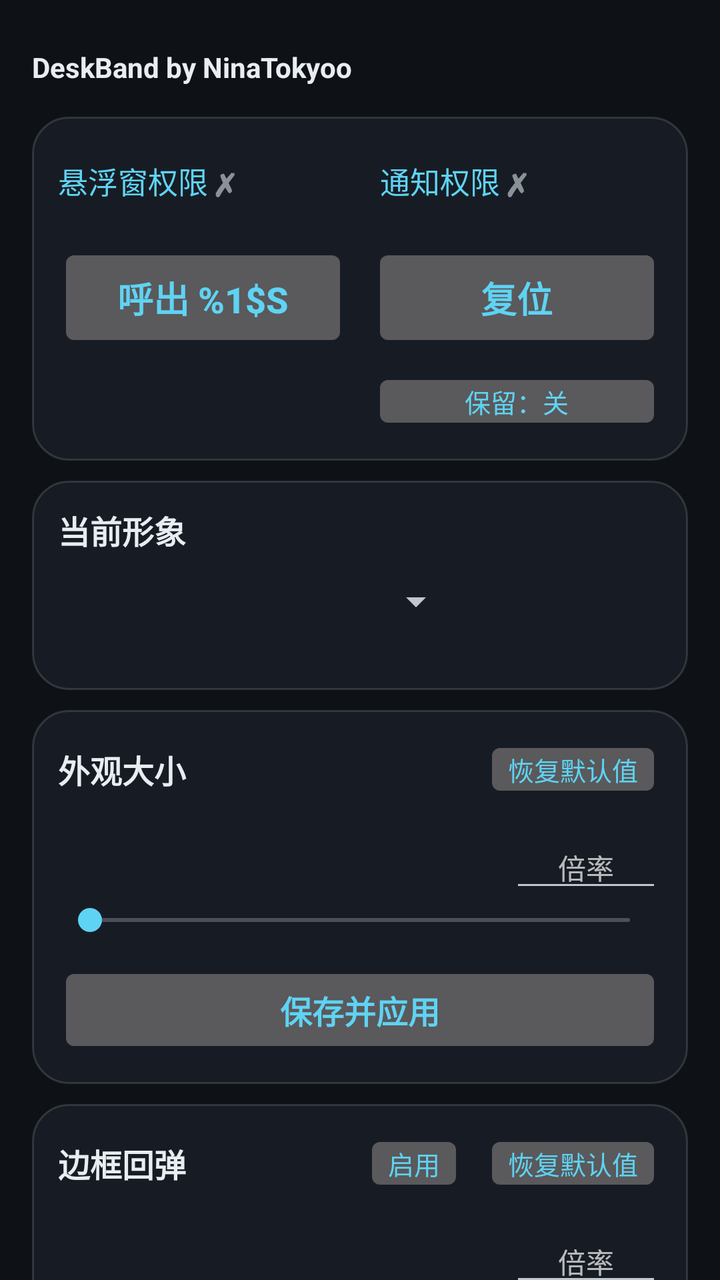
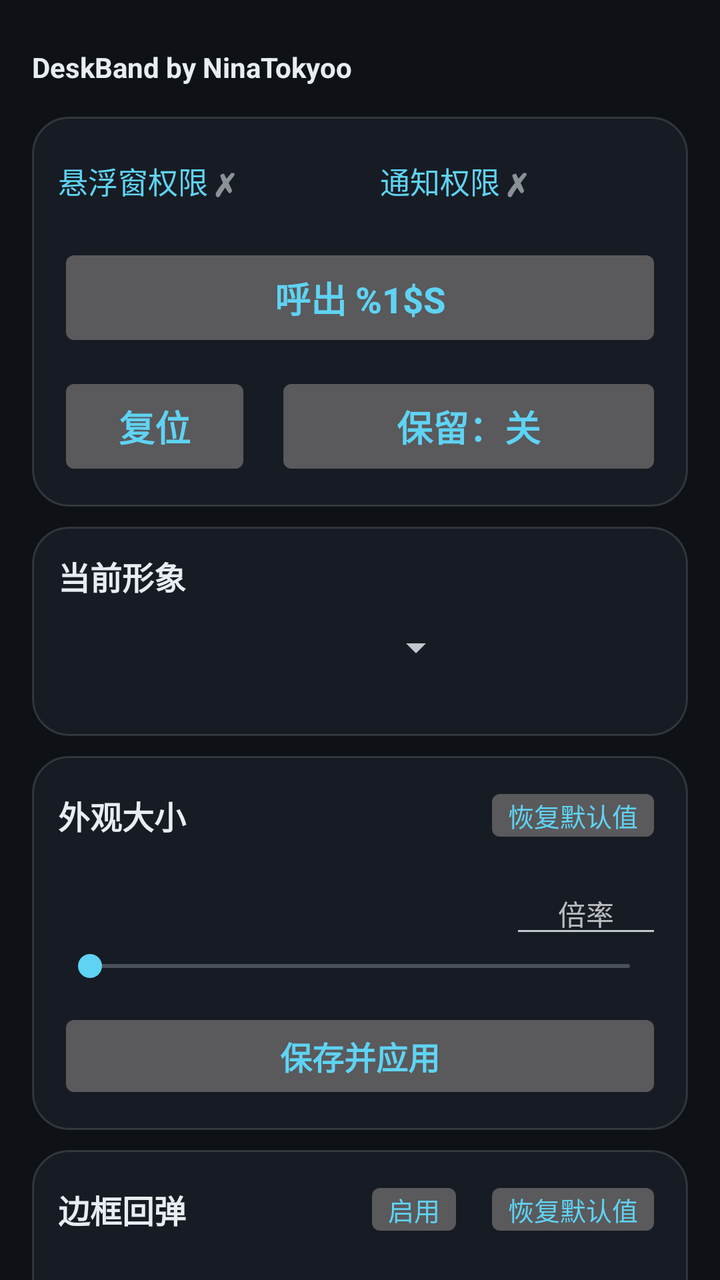

An Android layout rendered at two revisions. The XML below is the earlier revision; the diff shows what the commit changed to produce the second picture.
<!-- AndroidManifest.xml: application theme AppTheme -->
<!-- res/layout/activity_main.xml -->
<?xml version="1.0" encoding="utf-8"?>
<ScrollView xmlns:android="http://schemas.android.com/apk/res/android"
    android:id="@+id/root"
    android:layout_width="match_parent"
    android:layout_height="match_parent"
    android:fillViewport="true"
    android:background="@color/bg"
    android:overScrollMode="ifContentScrolls"
    android:scrollbarAlwaysDrawVerticalTrack="false"
    android:scrollbars="none">

    <LinearLayout
        android:layout_width="match_parent"
        android:layout_height="wrap_content"
        android:orientation="vertical"
        android:paddingTop="8dp"
        android:paddingBottom="28dp">

        
        <TextView
            android:id="@+id/txtTitle"
            android:layout_width="match_parent"
            android:layout_height="wrap_content"
            android:layout_marginStart="16dp"
            android:layout_marginEnd="16dp"
            android:layout_marginTop="18dp"
            android:layout_marginBottom="6dp"
            android:maxLines="1"
            android:includeFontPadding="false"
            android:text="@string/ui_title"
            android:textColor="@color/text_primary"
            android:textStyle="bold" />

        
        <LinearLayout style="@style/Card" android:tag="card" android:layout_marginStart="16dp" android:layout_marginEnd="16dp">

            
            <LinearLayout
                android:layout_width="match_parent"
                android:layout_height="wrap_content"
                android:orientation="horizontal"
                android:baselineAligned="false">

                <LinearLayout
                    android:id="@+id/rowOverlay"
                    android:layout_width="0dp"
                    android:layout_height="wrap_content"
                    android:layout_weight="1"
                    android:orientation="horizontal"
                    android:gravity="center_vertical"
                    android:background="?android:attr/selectableItemBackground"
                    android:paddingTop="8dp"
                    android:paddingBottom="8dp">

                    <TextView
                        android:id="@+id/txtPermOverlay"
                        android:layout_width="wrap_content"
                        android:layout_height="wrap_content"
                        android:maxLines="1"
                        android:ellipsize="end"
                        android:text="@string/perm_overlay"
                        android:textColor="@color/accent"
                        android:textSize="15sp" />

                    <TextView
                        android:id="@+id/markOverlay"
                        android:layout_width="wrap_content"
                        android:layout_height="wrap_content"
                        android:layout_marginStart="3dp"
                        android:textSize="16sp"
                        android:textStyle="bold"
                        android:text="@string/perm_missing_mark" />
                </LinearLayout>

                <LinearLayout
                    android:id="@+id/rowNotify"
                    android:layout_width="0dp"
                    android:layout_height="wrap_content"
                    android:layout_weight="1"
                    android:layout_marginStart="20dp"
                    android:orientation="horizontal"
                    android:gravity="center_vertical"
                    android:background="?android:attr/selectableItemBackground"
                    android:paddingTop="8dp"
                    android:paddingBottom="8dp">

                    <TextView
                        android:id="@+id/txtPermNotify"
                        android:layout_width="wrap_content"
                        android:layout_height="wrap_content"
                        android:maxLines="1"
                        android:ellipsize="end"
                        android:text="@string/perm_notify"
                        android:textColor="@color/accent"
                        android:textSize="15sp" />

                    <TextView
                        android:id="@+id/markNotify"
                        android:layout_width="wrap_content"
                        android:layout_height="wrap_content"
                        android:layout_marginStart="3dp"
                        android:textSize="16sp"
                        android:textStyle="bold"
                        android:text="@string/perm_missing_mark" />
                </LinearLayout>
            </LinearLayout>

            
            <LinearLayout
                android:layout_width="match_parent"
                android:layout_height="wrap_content"
                android:layout_marginTop="12dp"
                android:orientation="horizontal"
                android:baselineAligned="false">

                <LinearLayout
                    android:layout_width="0dp"
                    android:layout_height="wrap_content"
                    android:layout_weight="1"
                    android:orientation="vertical">

                    <Button
                        android:id="@+id/btnToggle"
                        style="@style/BigButton"
                        android:layout_marginTop="0dp"
                        android:maxLines="1"
                        android:ellipsize="end"
                        android:text="@string/btn_summon" />
                </LinearLayout>

                <LinearLayout
                    android:layout_width="0dp"
                    android:layout_height="wrap_content"
                    android:layout_weight="1"
                    android:layout_marginStart="12dp"
                    android:orientation="vertical">

                    <Button
                        android:id="@+id/btnReset"
                        style="@style/BigButton"
                        android:layout_marginTop="0dp"
                        android:maxLines="1"
                        android:text="@string/btn_reset" />

                    <Button
                        android:id="@+id/btnResetKeep"
                        style="@style/CardAction"
                        android:layout_width="match_parent"
                        android:layout_marginStart="0dp"
                        android:layout_marginTop="8dp"
                        android:maxLines="1"
                        android:ellipsize="end"
                        android:gravity="center"
                        android:text="@string/reset_keep_off" />
                </LinearLayout>
            </LinearLayout>
        </LinearLayout>

        
        <LinearLayout
            style="@style/Card"
            android:tag="card"
            android:padding="0dp"
            android:clipToOutline="true"
            android:layout_marginStart="16dp"
            android:layout_marginEnd="16dp">

            <FrameLayout
                android:layout_width="match_parent"
                android:layout_height="wrap_content">

                <LinearLayout
                    android:layout_width="match_parent"
                    android:layout_height="wrap_content"
                    android:orientation="vertical"
                    android:padding="13dp">

                    <TextView
                        style="@style/CardTitle"
                        android:text="@string/section_skin" />

                    <Spinner
                        android:id="@+id/spinnerSkin"
                        android:layout_width="match_parent"
                        android:layout_height="wrap_content"
                        android:layout_marginTop="12dp"
                        android:layout_marginEnd="99dp"
                        android:popupAnimationStyle="@style/SpinnerPopupAnim" />
                </LinearLayout>

                
                <ImageView
                    android:id="@+id/imgCornerPreview"
                    android:layout_width="104dp"
                    android:layout_height="104dp"
                    android:layout_gravity="end|bottom"
                    android:layout_marginEnd="0.75dp"
                    android:layout_marginBottom="0.75dp"
                    android:scaleType="matrix"
                    android:clickable="false"
                    android:focusable="false"
                    android:importantForAccessibility="no" />
            </FrameLayout>
        </LinearLayout>

        
        <LinearLayout style="@style/Card" android:tag="card" android:layout_marginStart="16dp" android:layout_marginEnd="16dp">

            <LinearLayout style="@style/CardTitleRow">

                <TextView
                    style="@style/CardTitle"
                    android:layout_width="0dp"
                    android:layout_weight="1"
                    android:text="@string/section_look" />

                <Button
                    android:id="@+id/btnResetSize"
                    style="@style/CardAction"
                    android:text="@string/restore_default" />
            </LinearLayout>

            
            <LinearLayout
                android:layout_width="match_parent"
                android:layout_height="wrap_content"
                android:layout_marginTop="12dp"
                android:orientation="horizontal"
                android:gravity="center_vertical">

                <TextView
                    android:id="@+id/txtSize"
                    android:layout_width="0dp"
                    android:layout_height="wrap_content"
                    android:layout_weight="1"
                    android:maxLines="1"
                    android:ellipsize="end"
                    android:textColor="@color/text_secondary"
                    android:textSize="13sp" />

                <EditText
                    android:id="@+id/editSize"
                    android:layout_width="76dp"
                    android:layout_height="wrap_content"
                    android:layout_marginStart="10dp"
                    android:inputType="numberDecimal"
                    android:imeOptions="actionDone"
                    android:maxLength="5"
                    android:textSize="14sp"
                    android:gravity="center"
                    android:hint="@string/size_input" />
            </LinearLayout>

            <SeekBar
                android:id="@+id/seekSize"
                android:layout_width="match_parent"
                android:layout_height="wrap_content" />

            <Button
                android:id="@+id/btnSaveSize"
                style="@style/PrimaryButton"
                android:text="@string/save_apply" />
        </LinearLayout>

        
        <LinearLayout style="@style/Card" android:tag="card" android:layout_marginStart="16dp" android:layout_marginEnd="16dp">

            <LinearLayout style="@style/CardTitleRow">

                <TextView
                    style="@style/CardTitle"
                    android:layout_width="0dp"
                    android:layout_weight="1"
                    android:text="@string/section_bounce" />

                
                <Button
                    android:id="@+id/btnBounceToggle"
                    style="@style/CardAction"
                    android:text="@string/bounce_on" />

                <Button
                    android:id="@+id/btnResetBounce"
                    style="@style/CardAction"
                    android:text="@string/restore_default" />
            </LinearLayout>

            
            <LinearLayout
                android:layout_width="match_parent"
                android:layout_height="wrap_content"
                android:layout_marginTop="12dp"
                android:orientation="horizontal"
                android:gravity="center_vertical">

                <TextView
                    android:id="@+id/txtBounceAmp"
                    android:layout_width="0dp"
                    android:layout_height="wrap_content"
                    android:layout_weight="1"
                    android:maxLines="1"
                    android:ellipsize="end"
                    android:textColor="@color/text_secondary"
                    android:textSize="13sp" />

                <EditText
                    android:id="@+id/editBounceAmp"
                    android:layout_width="76dp"
                    android:layout_height="wrap_content"
                    android:layout_marginStart="10dp"
                    android:inputType="numberDecimal"
                    android:imeOptions="actionDone"
                    android:maxLength="5"
                    android:textSize="14sp"
                    android:gravity="center"
                    android:hint="@string/bounce_amp_input" />
            </LinearLayout>

            <SeekBar
                android:id="@+id/seekBounceAmp"
                android:layout_width="match_parent"
                android:layout_height="wrap_content" />

            
            <LinearLayout
                android:layout_width="match_parent"
                android:layout_height="wrap_content"
                android:layout_marginTop="8dp"
                android:orientation="horizontal"
                android:gravity="center_vertical">

                <TextView
                    android:id="@+id/txtBounceMs"
                    android:layout_width="0dp"
                    android:layout_height="wrap_content"
                    android:layout_weight="1"
                    android:maxLines="1"
                    android:ellipsize="end"
                    android:textColor="@color/text_secondary"
                    android:textSize="13sp" />

                <EditText
                    android:id="@+id/editBounceMs"
                    android:layout_width="76dp"
                    android:layout_height="wrap_content"
                    android:layout_marginStart="10dp"
                    android:inputType="numberDecimal"
                    android:imeOptions="actionDone"
                    android:maxLength="5"
                    android:textSize="14sp"
                    android:gravity="center"
                    android:hint="@string/bounce_ms_input" />
            </LinearLayout>

            <SeekBar
                android:id="@+id/seekBounceMs"
                android:layout_width="match_parent"
                android:layout_height="wrap_content" />

            <Button
                android:id="@+id/btnSaveBounce"
                style="@style/PrimaryButton"
                android:text="@string/save_apply" />
        </LinearLayout>

        
        <LinearLayout style="@style/Card" android:tag="card" android:layout_marginStart="16dp" android:layout_marginEnd="16dp">

            <TextView
                style="@style/CardTitle"
                android:text="@string/section_notify" />

            <EditText
                android:id="@+id/editNotify"
                android:layout_width="match_parent"
                android:layout_height="wrap_content"
                android:layout_marginTop="12dp"
                android:inputType="text"
                android:imeOptions="actionDone"
                android:maxLength="40"
                android:maxLines="2"
                android:textSize="15sp"
                android:hint="@string/notify_input" />

            <TextView
                android:id="@+id/txtNotifyCount"
                android:layout_width="match_parent"
                android:layout_height="wrap_content"
                android:layout_marginTop="4dp"
                android:textColor="@color/text_secondary"
                android:textSize="12sp" />

            <Button
                android:id="@+id/btnSaveNotify"
                style="@style/PrimaryButton"
                android:layout_marginTop="10dp"
                android:text="@string/save_apply" />
        </LinearLayout>

        
        <LinearLayout
            style="@style/Card"
            android:tag="card"
            android:layout_marginStart="16dp"
            android:layout_marginEnd="16dp">

            <TextView
                style="@style/CardTitle"
                android:text="@string/section_theme" />

            <Spinner
                android:id="@+id/spinnerTheme"
                android:layout_width="match_parent"
                android:layout_height="wrap_content"
                android:layout_marginTop="12dp"
                android:popupAnimationStyle="@style/SpinnerPopupAnim" />
        </LinearLayout>
    </LinearLayout>
</ScrollView>
<!-- resources referenced by this layout -->
<resources>
  <color name="accent">#5FD3F3</color>
  <color name="bg">#0E1116</color>
  <color name="text_primary">#E8EDF2</color>
  <color name="text_secondary">#93A1B0</color>
  <string name="bounce_amp_input">倍率</string>
  <string name="bounce_ms_input">倍率</string>
  <string name="bounce_on">启用</string>
  <string name="btn_reset">复位</string>
  <string name="btn_summon">呼出 %1$s</string>
  <string name="notify_input">留空使用默认文案</string>
  <string name="perm_missing_mark">✗</string>
  <string name="perm_notify">通知权限</string>
  <string name="perm_overlay">悬浮窗权限</string>
  <string name="reset_keep_off">保留：关</string>
  <string name="restore_default">恢复默认值</string>
  <string name="save_apply">保存并应用</string>
  <string name="section_bounce">边框回弹</string>
  <string name="section_look">外观大小</string>
  <string name="section_notify">通知栏内容</string>
  <string name="section_skin">当前形象</string>
  <string name="section_theme">外观模式</string>
  <string name="size_input">倍率</string>
  <string name="ui_title">DeskBand by NinaTokyoo</string>
  <style name="BigButton" parent="PrimaryButton">
          <item name="android:textSize">18sp</item>
          <item name="android:paddingTop">14dp</item>
          <item name="android:paddingBottom">14dp</item>
          <item name="android:layout_marginTop">12dp</item>
      </style>
  <style name="Card">
          <item name="android:layout_width">match_parent</item>
          <item name="android:layout_height">wrap_content</item>
          <item name="android:orientation">vertical</item>
          <item name="android:background">@drawable/card_bg</item>
          <item name="android:padding">13dp</item>
          <item name="android:layout_marginTop">10dp</item>
      </style>
  <style name="CardTitle">
          <item name="android:layout_width">wrap_content</item>
          <item name="android:layout_height">wrap_content</item>
          <item name="android:textColor">@color/text_primary</item>
          <item name="android:textSize">16sp</item>
          <item name="android:textStyle">bold</item>
      </style>
  <style name="CardTitleRow">
          <item name="android:layout_width">match_parent</item>
          <item name="android:layout_height">wrap_content</item>
          <item name="android:orientation">horizontal</item>
          <item name="android:gravity">center_vertical</item>
      </style>
  <style name="PrimaryButton">
          <item name="android:layout_width">match_parent</item>
          <item name="android:layout_height">wrap_content</item>
          <item name="android:layout_marginTop">12dp</item>
          <item name="android:textColor">@color/accent</item>
          <item name="android:textSize">16sp</item>
          <item name="android:textStyle">bold</item>
          <item name="android:paddingTop">11dp</item>
          <item name="android:paddingBottom">11dp</item>
          <item name="android:stateListAnimator">@null</item>
      </style>
  <style name="SpinnerPopupAnim">
          <item name="android:windowEnterAnimation">@android:anim/fade_in</item>
          <item name="android:windowExitAnimation">@android:anim/fade_out</item>
      </style>
  <style name="AppTheme" parent="@android:style/Theme.DeviceDefault.NoActionBar">
          <item name="android:windowBackground">@color/bg</item>
          <item name="android:colorAccent">@color/accent</item>
          <item name="android:statusBarColor">@android:color/transparent</item>
          <item name="android:navigationBarColor">@android:color/transparent</item>
          <item name="android:windowLightStatusBar">false</item>
      </style>
  <!-- drawable card_bg (drawable) -->
  <?xml version="1.0" encoding="utf-8"?>
  <shape xmlns:android="http://schemas.android.com/apk/res/android"
      android:shape="rectangle">
      <solid android:color="@color/card" />
      <corners android:radius="18dp" />
      <stroke android:width="1dp" android:color="@color/card_stroke" />
  </shape>
  <color name="card">#171C24</color>
  <color name="card_stroke">#22FFFFFF</color>
  <!-- unchanged entries left out for length: 1 -->
</resources>

<!-- the commit's change to res/layout/activity_main.xml (unified diff, before → after) -->
@@ -106,53 +106,42 @@
             </LinearLayout>
 
             
+            <Button
+                android:id="@+id/btnToggle"
+                style="@style/BigButton"
+                android:layout_marginTop="12dp"
+                android:maxLines="1"
+                android:ellipsize="end"
+                android:text="@string/btn_summon" />
+
             <LinearLayout
                 android:layout_width="match_parent"
                 android:layout_height="wrap_content"
-                android:layout_marginTop="12dp"
+                android:layout_marginTop="10dp"
                 android:orientation="horizontal"
                 android:baselineAligned="false">
 
-                <LinearLayout
-                    android:layout_width="0dp"
-                    android:layout_height="wrap_content"
-                    android:layout_weight="1"
-                    android:orientation="vertical">
-
-                    <Button
-                        android:id="@+id/btnToggle"
-                        style="@style/BigButton"
-                        android:layout_marginTop="0dp"
-                        android:maxLines="1"
-                        android:ellipsize="end"
-                        android:text="@string/btn_summon" />
-                </LinearLayout>
-
-                <LinearLayout
-                    android:layout_width="0dp"
-                    android:layout_height="wrap_content"
-                    android:layout_weight="1"
+                <Button
+                    android:id="@+id/btnReset"
+                    style="@style/BigButton"
+                    android:layout_width="0dp"
+                    android:layout_height="match_parent"
+                    android:layout_weight="1"
+                    android:layout_marginTop="0dp"
+                    android:maxLines="1"
+                    android:text="@string/btn_reset" />
+
+                <Button
+                    android:id="@+id/btnResetKeep"
+                    style="@style/BigButton"
+                    android:layout_width="0dp"
+                    android:layout_height="match_parent"
+                    android:layout_weight="2"
+                    android:layout_marginTop="0dp"
                     android:layout_marginStart="12dp"
-                    android:orientation="vertical">
-
-                    <Button
-                        android:id="@+id/btnReset"
-                        style="@style/BigButton"
-                        android:layout_marginTop="0dp"
-                        android:maxLines="1"
-                        android:text="@string/btn_reset" />
-
-                    <Button
-                        android:id="@+id/btnResetKeep"
-                        style="@style/CardAction"
-                        android:layout_width="match_parent"
-                        android:layout_marginStart="0dp"
-                        android:layout_marginTop="8dp"
-                        android:maxLines="1"
-                        android:ellipsize="end"
-                        android:gravity="center"
-                        android:text="@string/reset_keep_off" />
-                </LinearLayout>
+                    android:maxLines="1"
+                    android:ellipsize="end"
+                    android:text="@string/reset_keep_off" />
             </LinearLayout>
         </LinearLayout>
 
